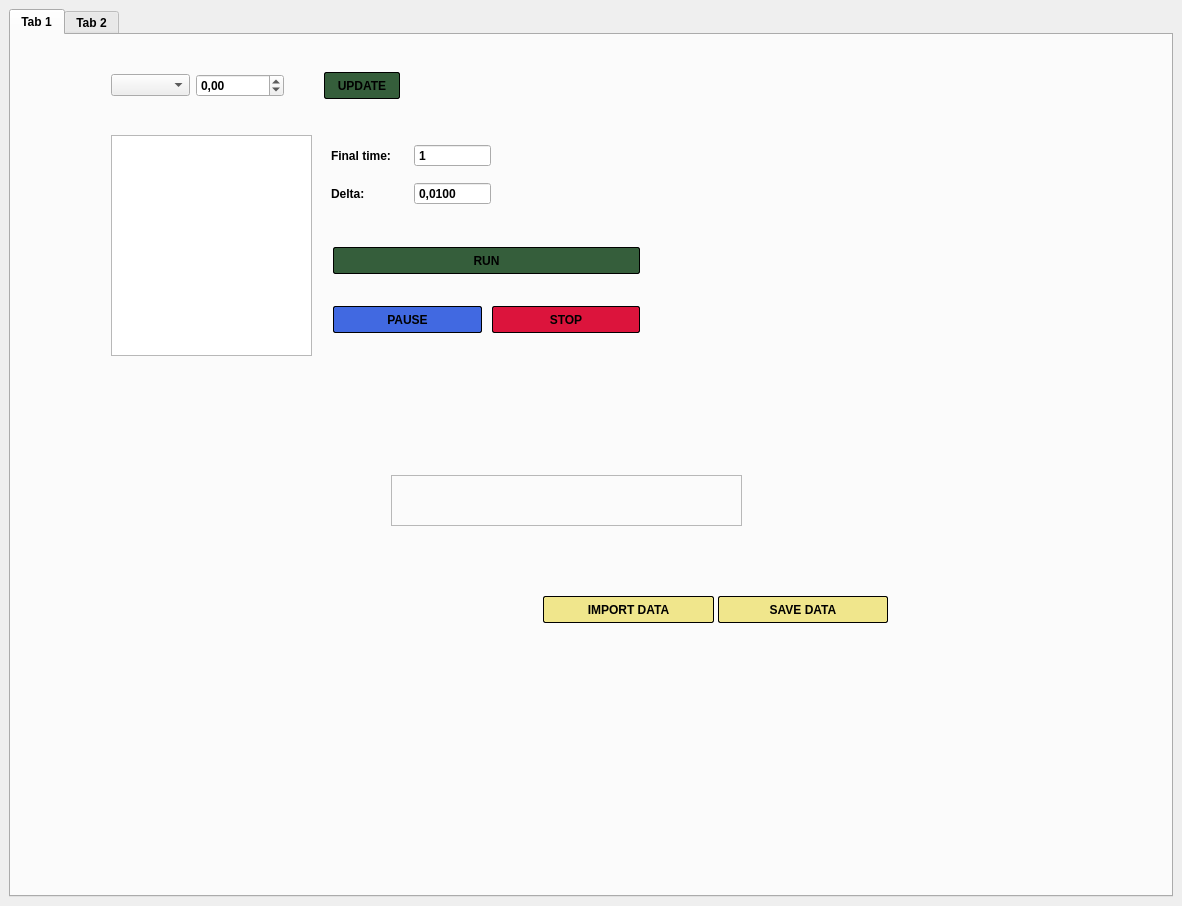
Old version of the form src/mainwindow.ui in the repository Salazar99/Hybrid_Automata.
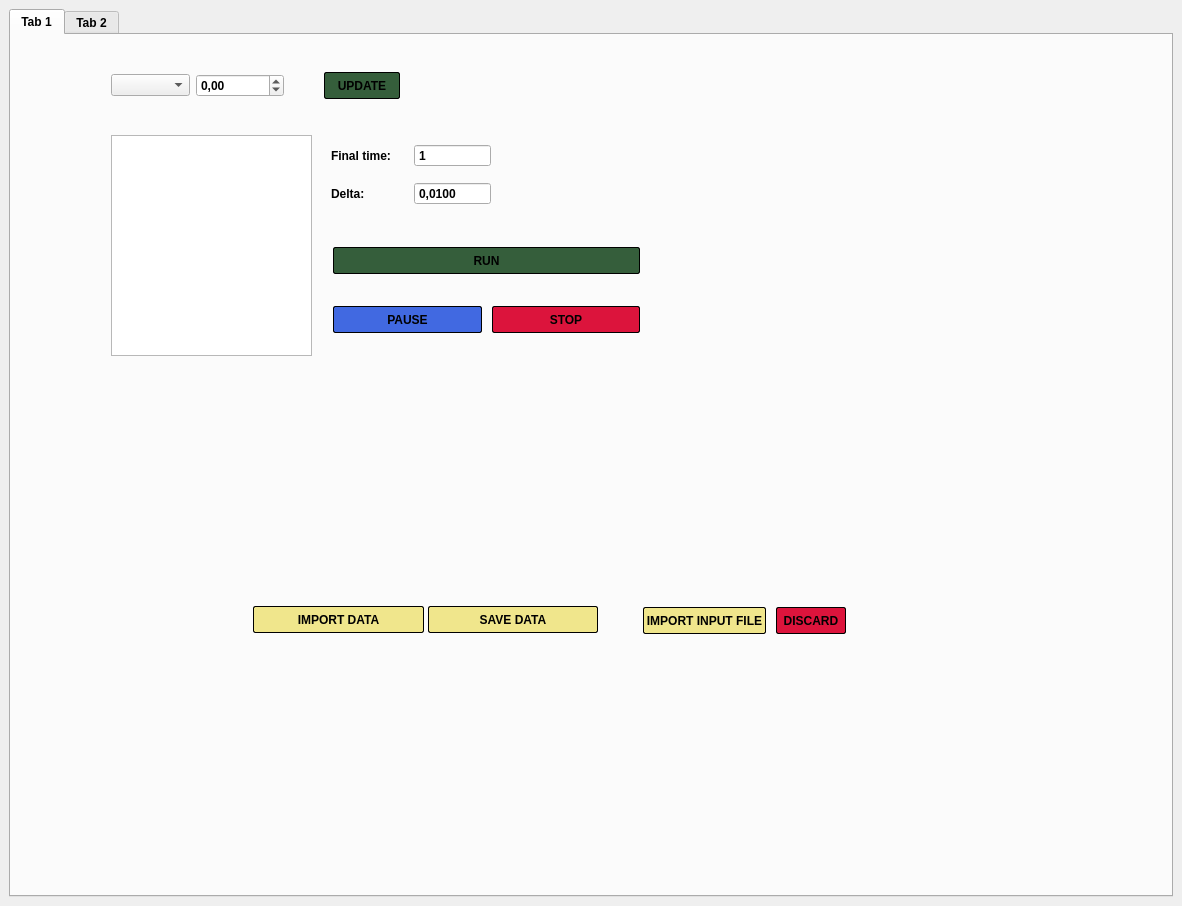
New version of the form.

Commit message: prepared gui for last thing to do :) (aka input file)

```diff
--- a/src/mainwindow.ui
+++ b/src/mainwindow.ui
@@ -303,27 +303,11 @@
          </item>
         </layout>
        </widget>
-       <widget class="QFrame" name="frameDataOp">
-        <property name="geometry">
-         <rect>
-          <x>380</x>
-          <y>440</y>
-          <width>351</width>
-          <height>51</height>
-         </rect>
-        </property>
-        <property name="frameShape">
-         <enum>QFrame::StyledPanel</enum>
-        </property>
-        <property name="frameShadow">
-         <enum>QFrame::Raised</enum>
-        </property>
-       </widget>
        <widget class="QWidget" name="horizontalLayoutWidget_3">
         <property name="geometry">
          <rect>
-          <x>530</x>
-          <y>550</y>
+          <x>240</x>
+          <y>560</y>
           <width>349</width>
           <height>49</height>
          </rect>
@@ -393,6 +377,77 @@
          </item>
         </layout>
        </widget>
+       <widget class="QWidget" name="horizontalLayoutWidget_2">
+        <property name="geometry">
+         <rect>
+          <x>630</x>
+          <y>560</y>
+          <width>207</width>
+          <height>51</height>
+         </rect>
+        </property>
+        <layout class="QHBoxLayout" name="horizontalLayout_3">
+         <item>
+          <widget class="QPushButton" name="inputFileButton">
+           <property name="sizePolicy">
+            <sizepolicy hsizetype="Expanding" vsizetype="Fixed">
+             <horstretch>0</horstretch>
+             <verstretch>0</verstretch>
+            </sizepolicy>
+           </property>
+           <property name="minimumSize">
+            <size>
+             <width>0</width>
+             <height>35</height>
+            </size>
+           </property>
+           <property name="font">
+            <font>
+             <italic>false</italic>
+             <bold>true</bold>
+            </font>
+           </property>
+           <property name="cursor">
+            <cursorShape>PointingHandCursor</cursorShape>
+           </property>
+           <property name="styleSheet">
+            <string notr="true">background-color: #F0E68C	;
+color: rgb(0, 0, 0);
+border-radius: 2px;margin: 4px 2px;border: 1px solid black;</string>
+           </property>
+           <property name="text">
+            <string>IMPORT INPUT FILE</string>
+           </property>
+          </widget>
+         </item>
+         <item>
+          <widget class="QPushButton" name="discardInput">
+           <property name="minimumSize">
+            <size>
+             <width>0</width>
+             <height>35</height>
+            </size>
+           </property>
+           <property name="font">
+            <font>
+             <italic>false</italic>
+             <bold>true</bold>
+            </font>
+           </property>
+           <property name="cursor">
+            <cursorShape>PointingHandCursor</cursorShape>
+           </property>
+           <property name="styleSheet">
+            <string notr="true">background-color: #DC143C;
+border-radius: 2px;margin: 4px 2px;border: 1px solid black;</string>
+           </property>
+           <property name="text">
+            <string>  DISCARD  </string>
+           </property>
+          </widget>
+         </item>
+        </layout>
+       </widget>
       </widget>
       <widget class="QWidget" name="Designer">
        <property name="sizePolicy">
```
Left out of the diff: 20 changed lines with no effect on the pictures. The commit also changes 2 other files.
